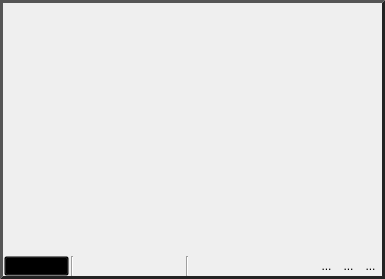
Above: src/Interface/AppInterface/ViewerWidget.ui from SCIInstitute/Seg3D before the change. Below: the same form after it.
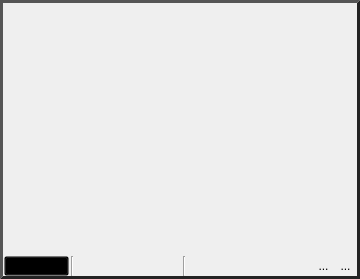
That is the form after the change. Icons and pictures are not drawn.

Commit message: Adding code to ensure that state changes are done on the application thread and next step in cleanup viewer.

```diff
--- a/src/Interface/AppInterface/ViewerWidget.ui
+++ b/src/Interface/AppInterface/ViewerWidget.ui
@@ -6,7 +6,7 @@
    <rect>
     <x>0</x>
     <y>0</y>
-    <width>385</width>
+    <width>360</width>
     <height>279</height>
    </rect>
   </property>
@@ -948,21 +948,6 @@
                  </property>
                 </widget>
                </item>
-               <item>
-                <widget class="QToolButton" name="cursor_mirrored_button_">
-                 <property name="text">
-                  <string>...</string>
-                 </property>
-                 <property name="icon">
-                  <iconset resource="../../Resources/QtResources.qrc">
-                   <normaloff>:/Images/CursorMirrorOff.png</normaloff>
-                   <normalon>:/Images/CursorMirror.png</normalon>:/Images/CursorMirrorOff.png</iconset>
-                 </property>
-                 <property name="checkable">
-                  <bool>true</bool>
-                 </property>
-                </widget>
-               </item>
                <item>
                 <widget class="QToolButton" name="picking_lines_visible_button_">
                  <property name="text">
```
Left out of the diff: 39 changed lines with no effect on the pictures. The commit also changes 45 other files.
